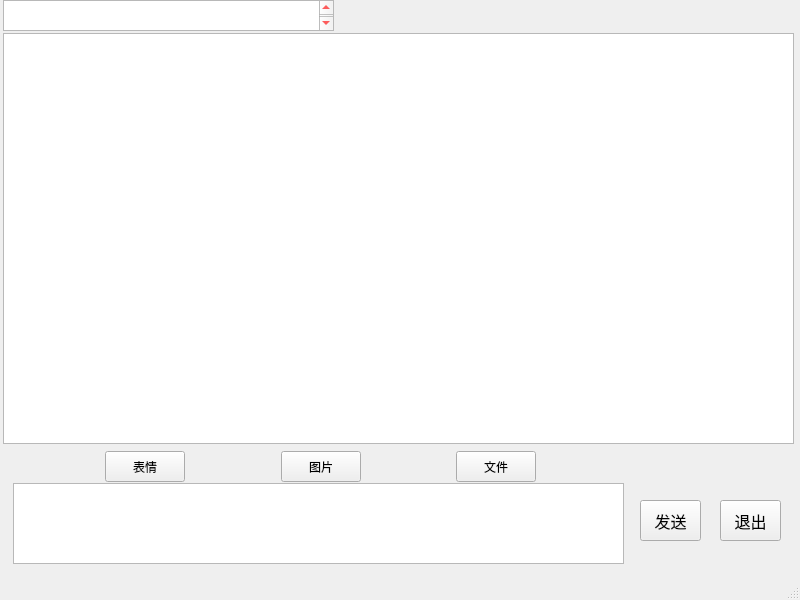
Qt form chat_window.ui (ZWMDR/chat_room_graph) before a commit.
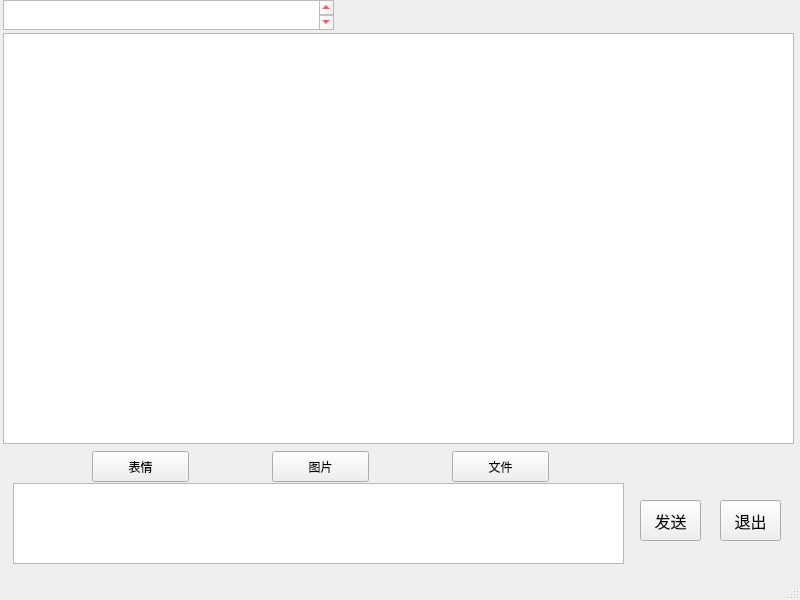
The same form after that commit.

Diff of the .ui file:
```diff
--- a/chat_window.ui
+++ b/chat_window.ui
@@ -111,7 +111,7 @@
       <x>3</x>
       <y>0</y>
       <width>331</width>
-      <height>31</height>
+      <height>30</height>
      </rect>
     </property>
     <property name="font">
@@ -130,7 +130,7 @@
      <number>80</number>
     </property>
    </widget>
-   <widget class="QWidget" name="">
+   <widget class="QWidget" name="layoutWidget">
     <property name="geometry">
      <rect>
       <x>15</x>
@@ -139,7 +139,7 @@
       <height>31</height>
      </rect>
     </property>
-    <layout class="QHBoxLayout" name="horizontalLayout">
+    <layout class="QHBoxLayout" name="horizontalLayout" stretch="8,10,8,10,8,10,8">
      <item>
       <spacer name="horizontalSpacer">
        <property name="orientation">
```
Left out of the diff: 32 changed lines with no effect on the pictures.
